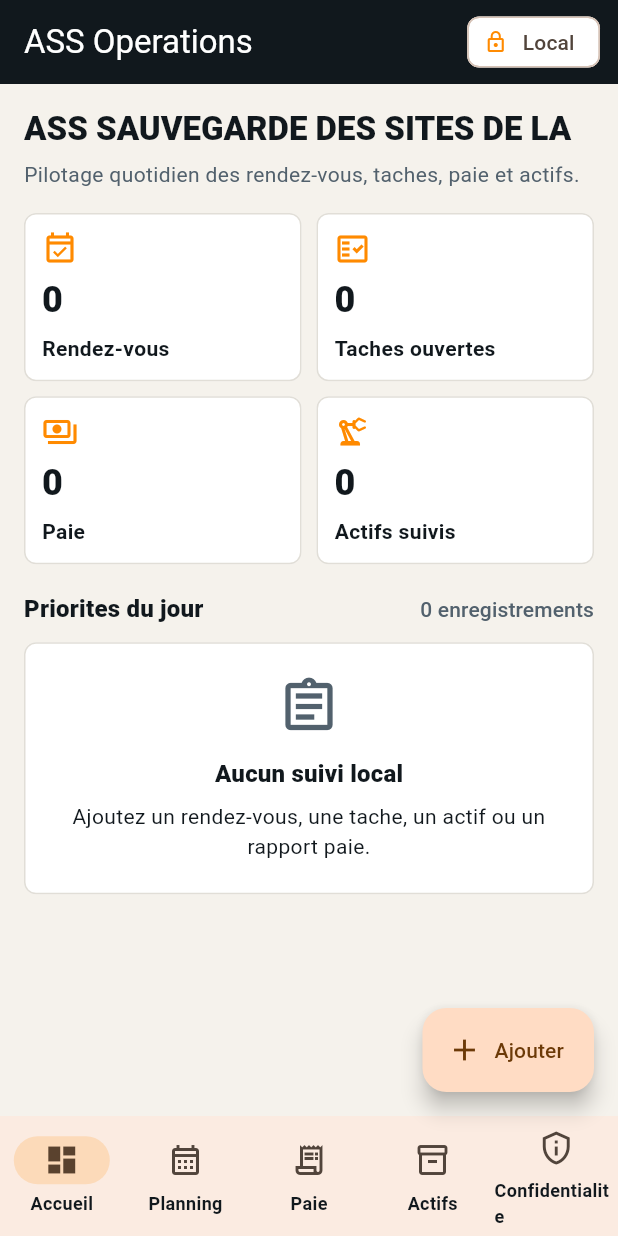
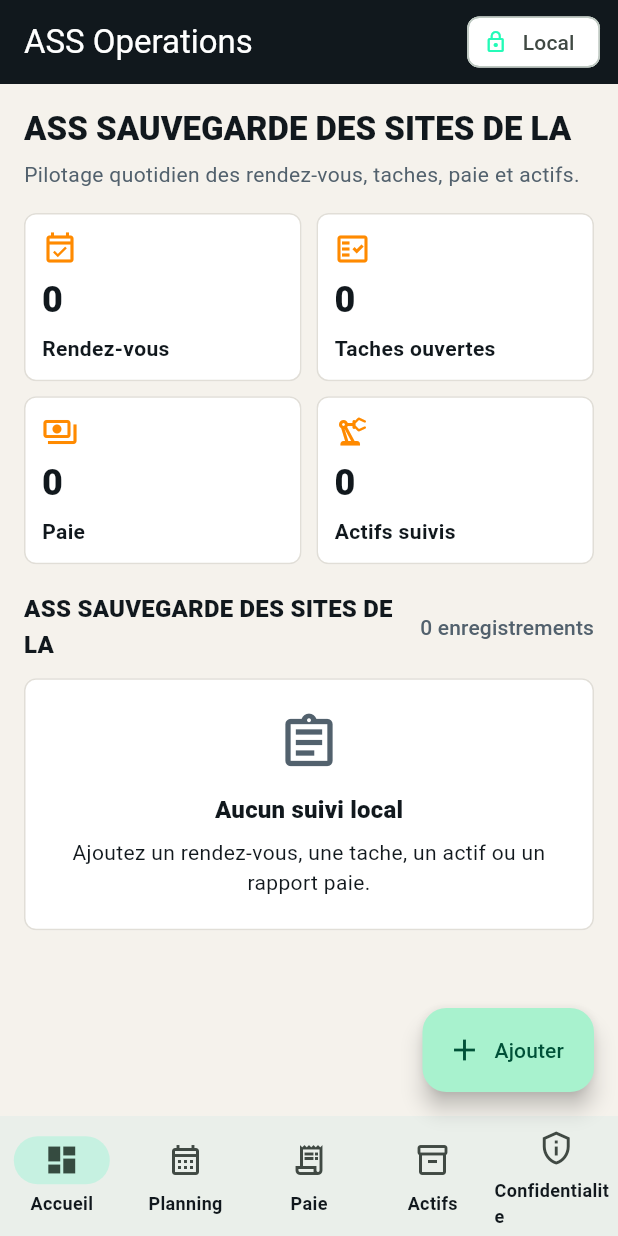
Before and after one commit to EOOrga/68d9d12912992303380194ff, a Flutter app: the screen it shows after launch, on a phone screen of 412 x 824 dp. Run offline on Flutter 3.47's test engine with Material 3 defaults, Android fonts, the light colour scheme and no system bars; our stand-ins replace shared_preferences.

Commit message:
Create Flutter variant com.tazig_site

```diff
--- a/lib/main.dart
+++ b/lib/main.dart
@@ -298,9 +298,9 @@
 
   @override
   Widget build(BuildContext context) {
-    const primary = Color(0xFFFF8A00);
+    const primary = Color(0xFF23FBB7);
     const charcoal = Color(0xFF11181D);
-    const steel = Color(0xFF52616D);
+    const steel = Color(0xFF23D3FB);
     const paper = Color(0xFFF5F2EC);
 
     return MaterialApp(
@@ -508,7 +508,7 @@
         ),
         const SizedBox(height: 18),
         SectionHeader(
-          title: 'Priorites du jour',
+          title: 'ASS SAUVEGARDE DES SITES DE LA',
           trailing: '${store.items.length} enregistrements',
         ),
         const SizedBox(height: 10),
--- a/pubspec.yaml
+++ b/pubspec.yaml
@@ -1,4 +1,4 @@
-name: ass_sauvegarde_sites
+name: tazig_site
 description: Offline operations app for appointments, tasks, payroll reports, and asset tracking.
 publish_to: 'none'
 version: 1.0.0+1
@@ -27,5 +27,5 @@
 flutter_launcher_icons:
   android: true
   image_path: docs/icon.png
-  adaptive_icon_background: "#11181D"
+  adaptive_icon_background: "#2367FB"
   adaptive_icon_foreground: docs/icon.png
```
Also changed, not shown: docs/icon.png, 11 other files.
